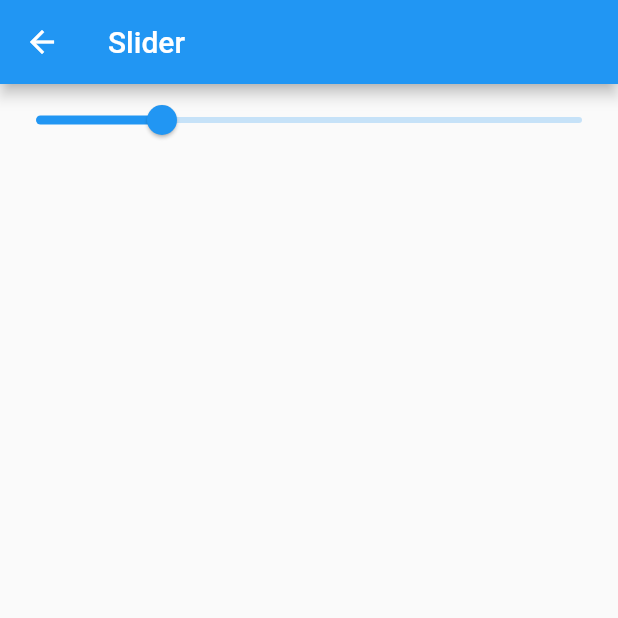
After one commit to VershyCode/flutter-practica-componentes, a Flutter app: the SliderPage screen opened by its route, on a phone screen of 412 x 824 dp, the top half of it. The commit adds this screen. Run offline on Flutter 3.47's test engine with Material 2 defaults, Android fonts, the phone set to English and light mode, and no system bars.

Commit message:
Practica 14 - Slider
Se creo un slider y lo personalizaremos mas delante.

```diff
--- a/data/menu_opts.json
+++ b/data/menu_opts.json
@@ -25,6 +25,11 @@
             "ruta" : "inputs",
             "icon" : "input",
             "texto": "Inputs"
+        },
+        {
+            "ruta" : "list",
+            "icon" : "list",
+            "texto": "Listas"
         }
     ]
 }
--- a/lib/src/pages/input_page.dart
+++ b/lib/src/pages/input_page.dart
@@ -165,8 +165,6 @@ class _InputPageState extends State<InputPage> {
         ),
       ],
     );
-
-
   }
 
    Widget _crearPersona() {
--- /dev/null
+++ b/lib/src/pages/slider_page.dart
@@ -0,0 +1,41 @@
+import 'package:flutter/material.dart';
+
+class SliderPage extends StatefulWidget {
+  SliderPage({Key key}) : super(key: key);
+
+  @override
+  _SliderPageState createState() => _SliderPageState();
+}
+
+class _SliderPageState extends State<SliderPage> {
+  double _valorSlider = 100.0;
+
+  @override
+  Widget build(BuildContext context) {
+    return Scaffold(
+      appBar: AppBar(
+        title: Text('Slider'),
+      ),
+      body: Container(
+        child: Column(
+          children: <Widget>[
+            _crearSlider(),
+          ],
+        )
+      ),
+    );
+  }
+
+  Widget _crearSlider() {
+    return Slider(
+      value: _valorSlider,
+      min: 10,
+      max: 400,
+      onChanged: (e){
+        setState(() {
+          _valorSlider = e;
+        });
+      },
+    );
+  }
+}
--- a/lib/src/routes/routes.dart
+++ b/lib/src/routes/routes.dart
@@ -1,4 +1,5 @@
 import 'package:components/src/pages/animated_container.dart';
+import 'package:components/src/pages/slider_page.dart';
 import 'package:flutter/material.dart';
 import 'package:components/src/pages/input_page.dart';
 import 'package:components/src/pages/alert_page.dart';
@@ -14,5 +15,6 @@ Map<String, WidgetBuilder> getApplicationRoutes(){
     'card' : (BuildContext context) => CardPage(),
     'animatedContainer' : (BuildContext context) => AnimatedContainerPage(),
     'inputs' : (BuildContext context) => InputPage(),
+    'list' : (BuildContext context) => SliderPage(),
   };
 }
--- a/lib/src/utils/icon_string_util.dart
+++ b/lib/src/utils/icon_string_util.dart
@@ -6,6 +6,7 @@ final _icons = <String, IconData>{
   'folder_open' : Icons.folder_open,
   'donut_large' : Icons.donut_large,
   'input' : Icons.input,
+  'list' : Icons.list,
 };
 
 Icon getIcon(String nombreIcono){
```
